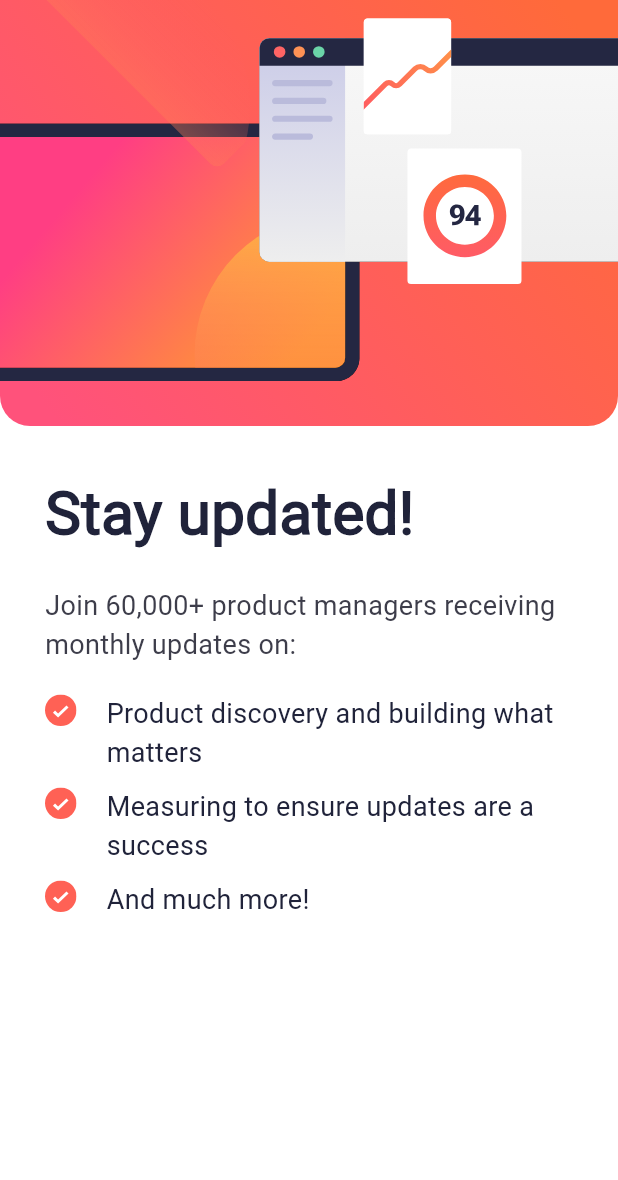
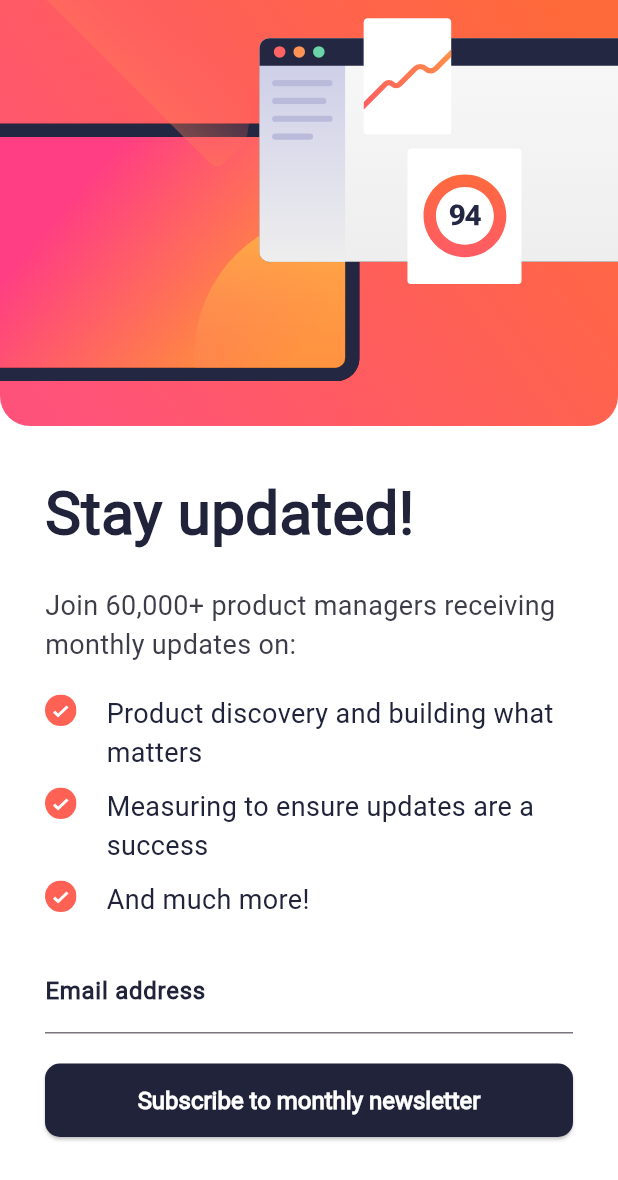
Before and after one commit to sparklaunch/newsletter_sign_up_form_with_success_message, a Flutter app: the screen it shows after launch, on a phone screen of 412 x 824 dp. Shown: the top 1180 px of the screen. Run offline on Flutter 3.47's test engine with Material 3 defaults, Android fonts, the phone set to English and light mode, and no system bars; our stand-ins replace flutter_svg.

Commit message:
Update main_screen.dart

```diff
--- a/lib/screens/main_screen.dart
+++ b/lib/screens/main_screen.dart
@@ -93,6 +93,37 @@ class MainScreen extends StatelessWidget {
                       ),
                     ],
                   ),
+                  const SizedBox(height: 20),
+                  const TextField(
+                    keyboardType: TextInputType.emailAddress,
+                    decoration: InputDecoration(
+                      label: Text(
+                        "Email address",
+                        style: TextStyle(
+                          color: Color.fromRGBO(32, 35, 58, 1),
+                          fontWeight: FontWeight.bold,
+                        ),
+                      ),
+                      hintText: "email@company.com",
+                    ),
+                  ),
+                  const SizedBox(height: 20),
+                  ElevatedButton(
+                    style: ElevatedButton.styleFrom(
+                      backgroundColor: const Color.fromRGBO(32, 35, 58, 1),
+                      padding: const EdgeInsets.all(15),
+                      foregroundColor: Colors.white,
+                      shape: RoundedRectangleBorder(
+                        borderRadius: BorderRadius.circular(10),
+                      ),
+                      textStyle: const TextStyle(
+                        fontSize: 16,
+                        fontWeight: FontWeight.bold,
+                      ),
+                    ),
+                    onPressed: () {},
+                    child: const Text("Subscribe to monthly newsletter"),
+                  )
                 ],
               ),
             ),
```
